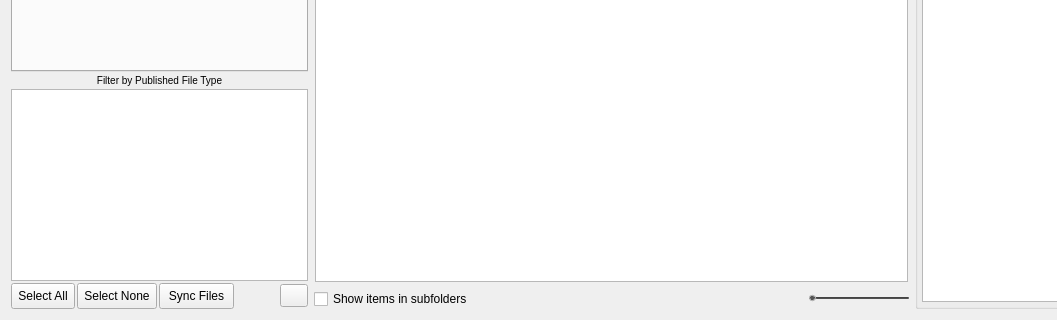
Old version of the form resources/dialog.ui in the repository alaa-e-ibrahim/tk-swc-perforce-sync; both pictures show x 0 to 1057 and y 462 to 782 of the 1226 by 782 pixel window.
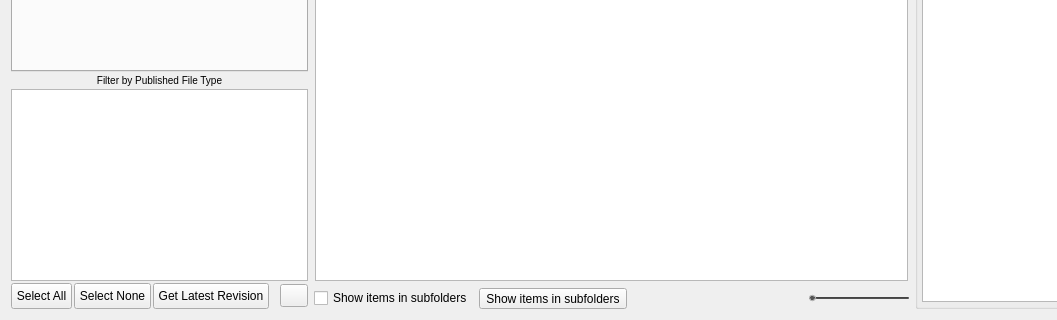
New version of the form. Icons and pictures are not drawn.

```diff
--- a/resources/dialog.ui
+++ b/resources/dialog.ui
@@ -289,7 +289,7 @@
           </size>
          </property>
          <property name="text">
-          <string>Sync Files</string>
+          <string>Get Latest Revision</string>
          </property>
         </widget>
        </item>
@@ -539,6 +539,19 @@
          </property>
         </widget>
        </item>
+       <item>
+        <widget class="QToolButton" name="get_latest_revision">
+         <property name="toolTip">
+          <string>Get latest revision</string>
+         </property>
+         <property name="accessibleName">
+          <string>get_latest_revision</string>
+         </property>
+         <property name="text">
+          <string>Show items in subfolders</string>
+         </property>
+        </widget>
+       </item>
        <item>
         <spacer name="horizontalSpacer_3">
          <property name="orientation">
```
